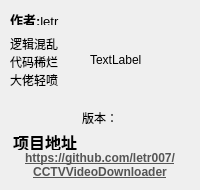
Qt form src/ui/about.ui (letr007/CCTVVideoDownloader) before a commit.
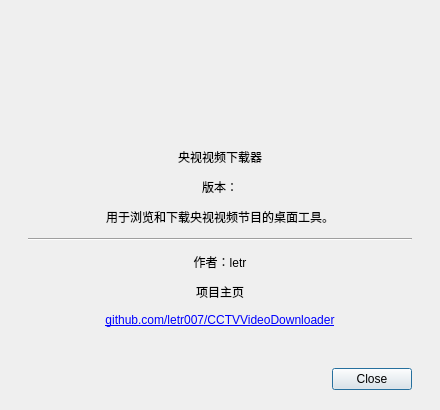
The same form after that commit.

Diff of the .ui file:
```diff
--- a/src/ui/about.ui
+++ b/src/ui/about.ui
@@ -2,140 +2,46 @@
 <ui version="4.0">
  <class>AboutDialog</class>
  <widget class="QDialog" name="AboutDialog">
-  <property name="geometry">
-   <rect>
-    <x>0</x>
-    <y>0</y>
-    <width>200</width>
-    <height>190</height>
-   </rect>
-  </property>
-  <property name="windowTitle">
-   <string>关于</string>
-  </property>
-  <widget class="QLabel" name="label_img">
-   <property name="geometry">
-    <rect>
-     <x>90</x>
-     <y>10</y>
-     <width>100</width>
-     <height>100</height>
-    </rect>
-   </property>
-   <property name="text">
-    <string>TextLabel</string>
-   </property>
-  </widget>
-  <widget class="QLabel" name="label_4">
-   <property name="geometry">
-    <rect>
-     <x>10</x>
-     <y>130</y>
-     <width>70</width>
-     <height>20</height>
-    </rect>
-   </property>
-   <property name="text">
-    <string>&lt;html&gt;&lt;head/&gt;&lt;body&gt;&lt;p&gt;&lt;span style=&quot; font-size:12pt; font-weight:700;&quot;&gt;项目地址&lt;/span&gt;&lt;/p&gt;&lt;/body&gt;&lt;/html&gt;</string>
-   </property>
-   <property name="alignment">
-    <set>Qt::AlignmentFlag::AlignCenter</set>
-   </property>
-  </widget>
-  <widget class="QLabel" name="label_2">
-   <property name="geometry">
-    <rect>
-     <x>10</x>
-     <y>10</y>
-     <width>70</width>
-     <height>15</height>
-    </rect>
-   </property>
-   <property name="font">
-    <font>
-     <pointsize>10</pointsize>
-    </font>
-   </property>
-   <property name="layoutDirection">
-    <enum>Qt::LayoutDirection::LeftToRight</enum>
-   </property>
-   <property name="text">
-    <string>&lt;html&gt;&lt;head/&gt;&lt;body&gt;&lt;p&gt;&lt;span style=&quot; font-weight:700;&quot;&gt;作者:&lt;/span&gt;letr&lt;/p&gt;&lt;/body&gt;&lt;/html&gt;</string>
-   </property>
-   <property name="textFormat">
-    <enum>Qt::TextFormat::RichText</enum>
-   </property>
-   <property name="alignment">
-    <set>Qt::AlignmentFlag::AlignLeading|Qt::AlignmentFlag::AlignLeft|Qt::AlignmentFlag::AlignVCenter</set>
-   </property>
-  </widget>
-  <widget class="QLabel" name="label_3">
-   <property name="geometry">
-    <rect>
-     <x>10</x>
-     <y>35</y>
-     <width>70</width>
-     <height>70</height>
-    </rect>
-   </property>
-   <property name="font">
-    <font>
-     <pointsize>9</pointsize>
-    </font>
-   </property>
-   <property name="text">
-    <string>逻辑混乱
-代码稀烂
-大佬轻喷</string>
-   </property>
-   <property name="textFormat">
-    <enum>Qt::TextFormat::PlainText</enum>
-   </property>
-   <property name="alignment">
-    <set>Qt::AlignmentFlag::AlignLeading|Qt::AlignmentFlag::AlignLeft|Qt::AlignmentFlag::AlignTop</set>
-   </property>
-   <property name="wordWrap">
-    <bool>true</bool>
-   </property>
-  </widget>
-  <widget class="QLabel" name="label_version">
-   <property name="geometry">
-    <rect>
-     <x>10</x>
-     <y>108</y>
-     <width>180</width>
-     <height>20</height>
-    </rect>
-   </property>
-   <property name="text">
-    <string>版本：</string>
-   </property>
-   <property name="alignment">
-    <set>Qt::AlignmentFlag::AlignCenter</set>
-   </property>
-  </widget>
-  <widget class="QLabel" name="label_link">
-   <property name="geometry">
-    <rect>
-     <x>10</x>
-     <y>150</y>
-     <width>180</width>
-     <height>30</height>
-    </rect>
-   </property>
-   <property name="text">
-    <string>&lt;html&gt;&lt;head/&gt;&lt;body&gt;&lt;p&gt;&lt;a href=&quot;https://github.com/letr007/CCTVVideoDownloader&quot;&gt;&lt;span style=&quot; font-weight:700; text-decoration: underline; color:#555555;&quot;&gt;https://github.com/letr007/CCTVVideoDownloader&lt;/span&gt;&lt;/a&gt;&lt;/p&gt;&lt;/body&gt;&lt;/html&gt;</string>
-   </property>
-   <property name="textFormat">
-    <enum>Qt::TextFormat::RichText</enum>
-   </property>
-   <property name="alignment">
-    <set>Qt::AlignmentFlag::AlignCenter</set>
-   </property>
-   <property name="wordWrap">
-    <bool>true</bool>
-   </property>
-  </widget>
+  <property name="geometry"><rect><x>0</x><y>0</y><width>440</width><height>410</height></rect></property>
+  <property name="minimumSize"><size><width>400</width><height>380</height></size></property>
+  <property name="windowTitle"><string>关于</string></property>
+  <layout class="QVBoxLayout" name="rootLayout">
+   <property name="spacing"><number>12</number></property>
+   <property name="leftMargin"><number>28</number></property>
+   <property name="topMargin"><number>24</number></property>
+   <property name="rightMargin"><number>28</number></property>
+   <property name="bottomMargin"><number>20</number></property>
+   <item alignment="Qt::AlignmentFlag::AlignHCenter">
+    <widget class="QLabel" name="label_img">
+     <property name="minimumSize"><size><width>112</width><height>112</height></size></property>
+     <property name="maximumSize"><size><width>112</width><height>112</height></size></property>
+     <property name="text"><string/></property>
+     <property name="alignment"><set>Qt::AlignmentFlag::AlignCenter</set></property>
+    </widget>
+   </item>
+   <item>
+    <widget class="QLabel" name="appNameLabel">
+     <property name="text"><string>央视视频下载器</string></property>
+     <property name="textRole" stdset="0"><string>title</string></property>
+     <property name="alignment"><set>Qt::AlignmentFlag::AlignCenter</set></property>
+    </widget>
+   </item>
+   <item><widget class="QLabel" name="label_version"><property name="text"><string>版本：</string></property><property name="textRole" stdset="0"><string>caption</string></property><property name="alignment"><set>Qt::AlignmentFlag::AlignCenter</set></property></widget></item>
+   <item><widget class="QLabel" name="label_3"><property name="text"><string>用于浏览和下载央视视频节目的桌面工具。</string></property><property name="alignment"><set>Qt::AlignmentFlag::AlignCenter</set></property><property name="wordWrap"><bool>true</bool></property></widget></item>
+   <item><widget class="Line" name="aboutSeparator"><property name="orientation"><enum>Qt::Orientation::Horizontal</enum></property></widget></item>
+   <item><widget class="QLabel" name="label_2"><property name="text"><string>作者：letr</string></property><property name="textRole" stdset="0"><string>caption</string></property><property name="alignment"><set>Qt::AlignmentFlag::AlignCenter</set></property></widget></item>
+   <item><widget class="QLabel" name="label_4"><property name="text"><string>项目主页</string></property><property name="textRole" stdset="0"><string>section</string></property><property name="alignment"><set>Qt::AlignmentFlag::AlignCenter</set></property></widget></item>
+   <item>
+    <widget class="QLabel" name="label_link">
+     <property name="text"><string>&lt;a href=&quot;https://github.com/letr007/CCTVVideoDownloader&quot;&gt;github.com/letr007/CCTVVideoDownloader&lt;/a&gt;</string></property>
+     <property name="textFormat"><enum>Qt::TextFormat::RichText</enum></property>
+     <property name="alignment"><set>Qt::AlignmentFlag::AlignCenter</set></property>
+     <property name="wordWrap"><bool>true</bool></property>
+    </widget>
+   </item>
+   <item><spacer name="verticalSpacer"><property name="orientation"><enum>Qt::Orientation::Vertical</enum></property><property name="sizeHint" stdset="0"><size><width>20</width><height>8</height></size></property></spacer></item>
+   <item><widget class="QDialogButtonBox" name="buttonBox"><property name="standardButtons"><set>QDialogButtonBox::StandardButton::Close</set></property></widget></item>
+  </layout>
  </widget>
  <resources/>
  <connections/>
```
Left out of the diff: 4 changed lines with no effect on the pictures.
